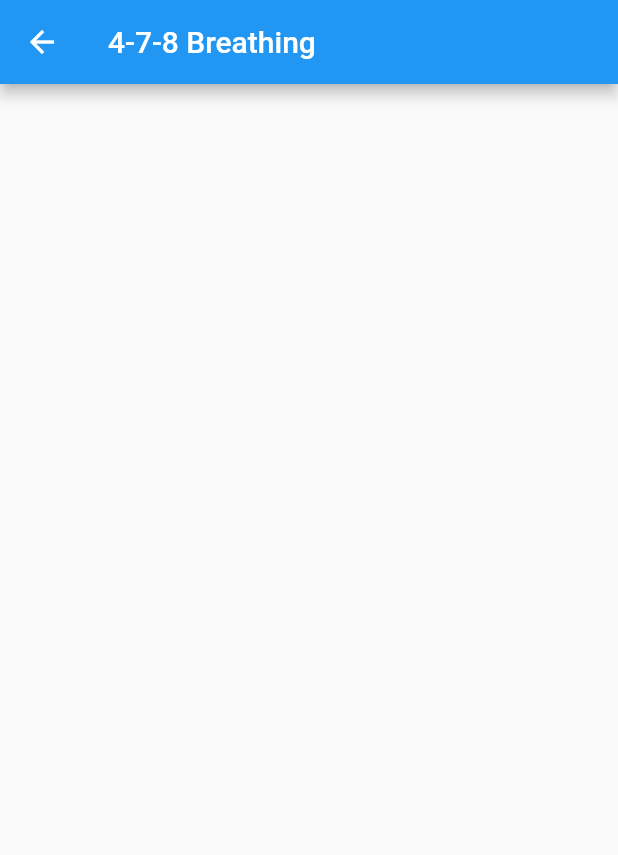
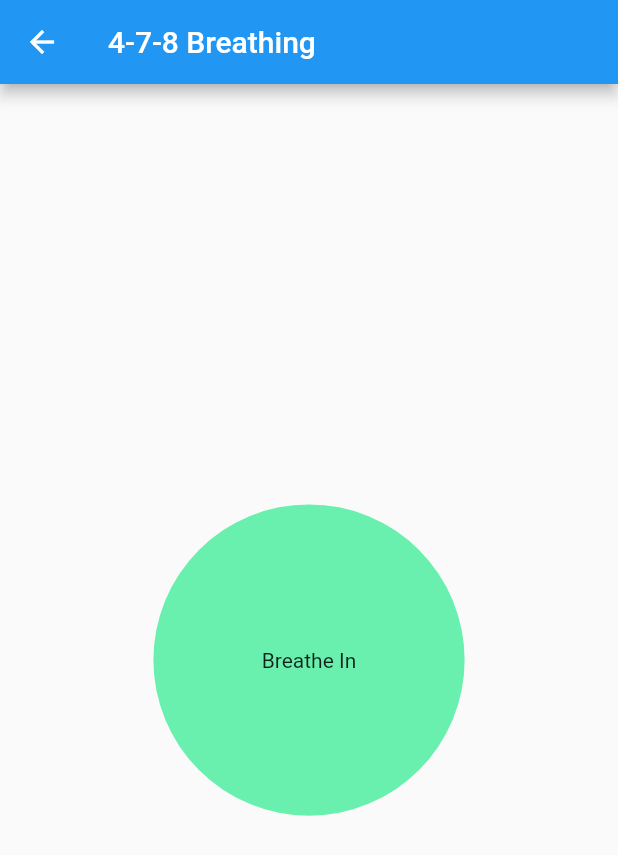
Before and after one commit to rishikesh1419/Calm-Breathing-Flutter, a Flutter app: the screen it shows after launch, after a tap on "4-7-8 Pattern", on a phone screen of 412 x 824 dp. Shown: the top 855 px of the screen. Run offline on Flutter 3.47's test engine with Material 2 defaults, Android fonts, the phone set to English and light mode, and no system bars.

Commit message:
4-7-8 done

```diff
--- a/lib/widgets/three_stage.dart
+++ b/lib/widgets/three_stage.dart
@@ -1,3 +1,5 @@
+import 'dart:async';
+
 import 'package:flutter/material.dart';
 
 class ThreeStage extends StatefulWidget {
@@ -5,11 +7,48 @@ class ThreeStage extends StatefulWidget {
   _ThreeStageState createState() => _ThreeStageState();
 }
 
-class _ThreeStageState extends State<ThreeStage> {
+class _ThreeStageState extends State<ThreeStage> with TickerProviderStateMixin {
+  AnimationController _breathingController;
+  String _action = 'Breathe In';
+
+  @override
+  void initState() {
+    super.initState();
+    _breathingController = AnimationController(
+      vsync: this,
+      duration: const Duration(seconds: 2),
+    )
+    ..addStatusListener((status) {
+      if(status == AnimationStatus.completed) {
+        _action = 'Hold';
+        Timer(const Duration(milliseconds: 3500), () {
+          _breathingController.duration = const Duration(seconds: 4);
+          _action = 'Breathe Out';
+          _breathingController.reverse();
+        });
+      }
+      else if(status == AnimationStatus.dismissed) {
+        _breathingController.duration = const Duration(seconds: 2);
+        _action = 'Breathe In';
+        _breathingController.forward();
+      }
+    })
+    ..addListener(() {
+      setState(() {
+      });
+    });
+    _breathingController.forward();
+  }
+
   @override
   Widget build(BuildContext context) {
     return Container(
-
+      height: 180.0 + 50* _breathingController.value,
+      decoration: BoxDecoration(
+      color: Colors.greenAccent,
+        shape: BoxShape.circle,
+      ),
+      child: Center(child: Text(_action)),
     );
   }
 }
```
